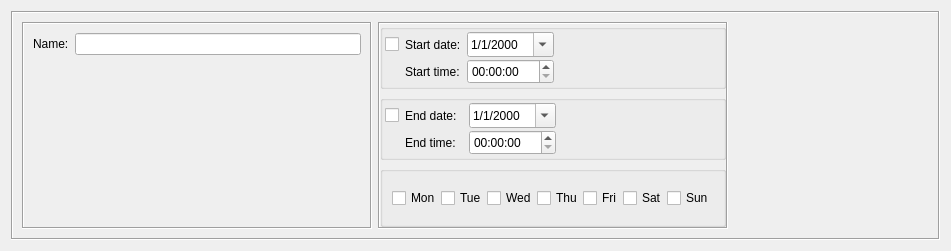
First picture: the form in src/libgui/timedialog_q.ui, repository fwbuilder/fwbuilder, before the edit.
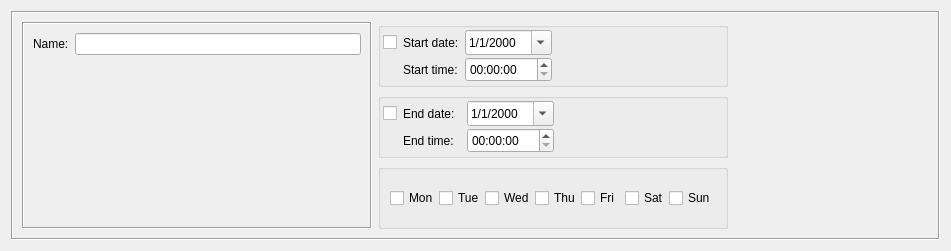
Second picture: the form after the edit. Custom widgets are drawn as their Qt base class.

```diff
--- a/src/libgui/timedialog_q.ui
+++ b/src/libgui/timedialog_q.ui
@@ -107,7 +107,7 @@
          </size>
         </property>
         <property name="frameShape">
-         <enum>QFrame::Box</enum>
+         <enum>QFrame::NoFrame</enum>
         </property>
         <property name="frameShadow">
          <enum>QFrame::Sunken</enum>
```
